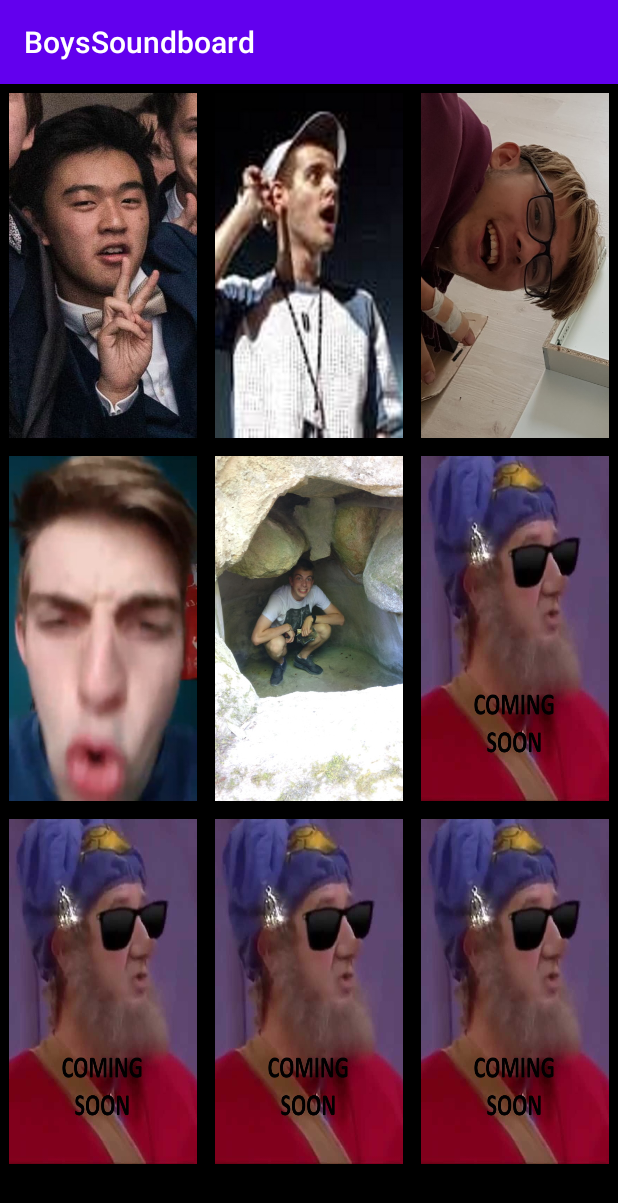
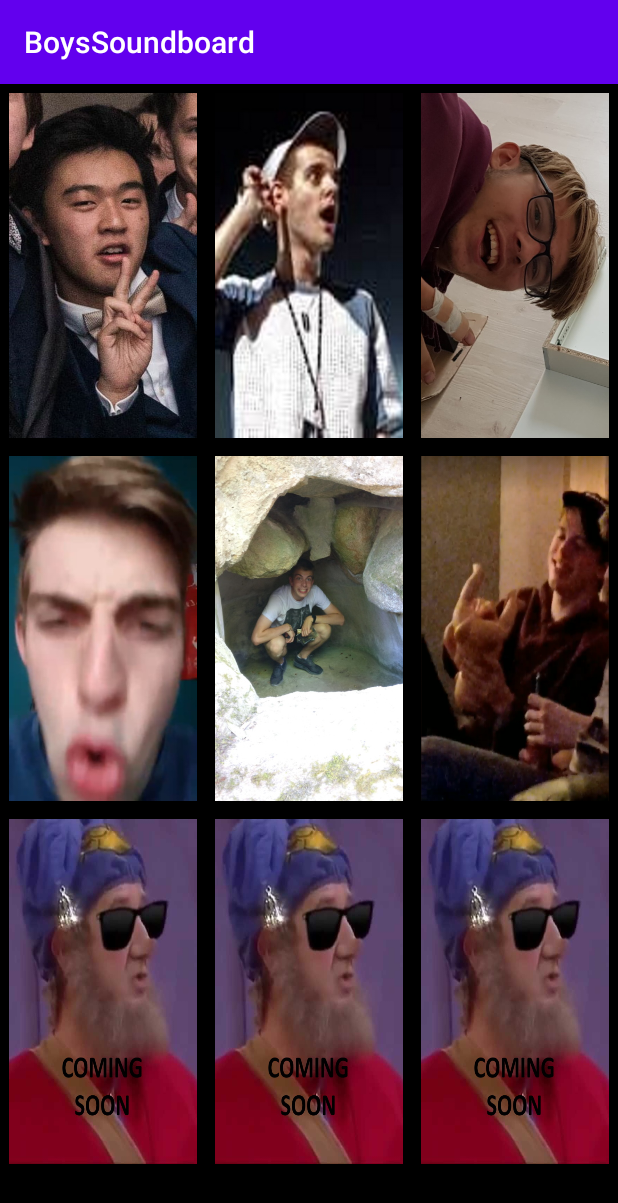
Before and after one commit to AntonieSchoofs/DeBoysSoundboard, an Android app: the screen it shows after launch (MainActivity), on a phone screen of 412 x 824 dp. Shown: the top 1203 px of the screen. Run offline under Robolectric (Android 15) with nearby library versions, the phone set to English and light mode, and no system bars.

Commit message:
New Hannes Sound added, second Alpha release
Version 0.2

```diff
--- a/app/src/main/java/com/example/boyssoundboard/MainActivity.kt
+++ b/app/src/main/java/com/example/boyssoundboard/MainActivity.kt
@@ -43,6 +43,9 @@ class MainActivity : AppCompatActivity() {
             R.id.geileseksButton ->{
                 MediaPlayer.create(this, R.raw.geileseks)
             }
+            R.id.hannesWtfButton ->{
+                MediaPlayer.create(this, R.raw.hanneswtf)
+            }
             else -> return
         }
 
--- a/app/src/main/res/layout/activity_main.xml
+++ b/app/src/main/res/layout/activity_main.xml
@@ -105,12 +105,12 @@
                     android:onClick="playSound" />
 
                 <ImageButton
-                    android:id="@+id/sound6Button"
+                    android:id="@+id/hannesWtfButton"
                     android:layout_width="match_parent"
                     android:layout_height="230dp"
                     android:layout_margin="6dp"
                     android:layout_weight="1"
-                    android:background="@drawable/comingsoon"
+                    android:background="@drawable/hanneswtf"
                     android:onClick="playSound" />
 
                 <ImageButton
```
Also changed, not shown: app/src/main/res/drawable/hanneswtf.png (added), 1 other file.
